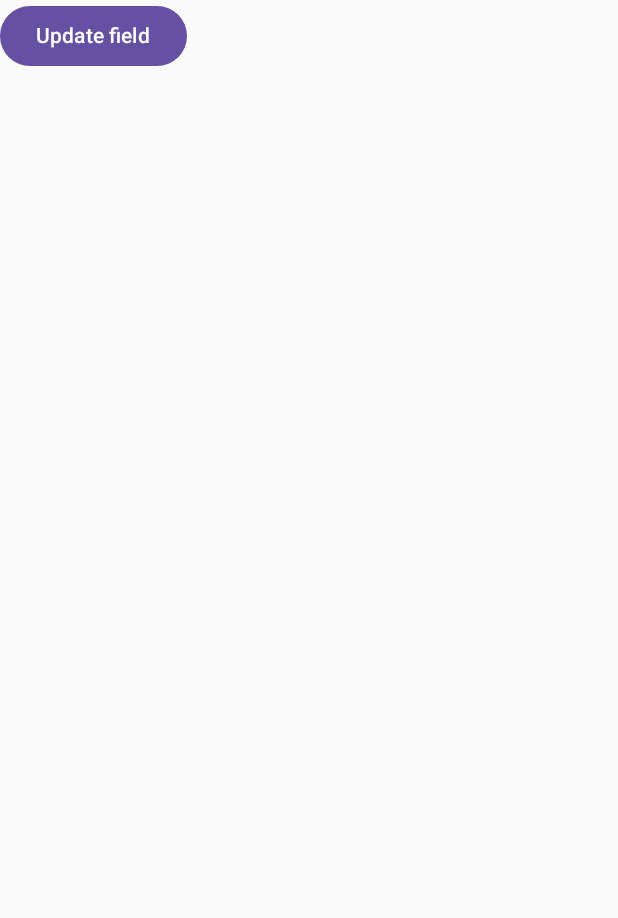
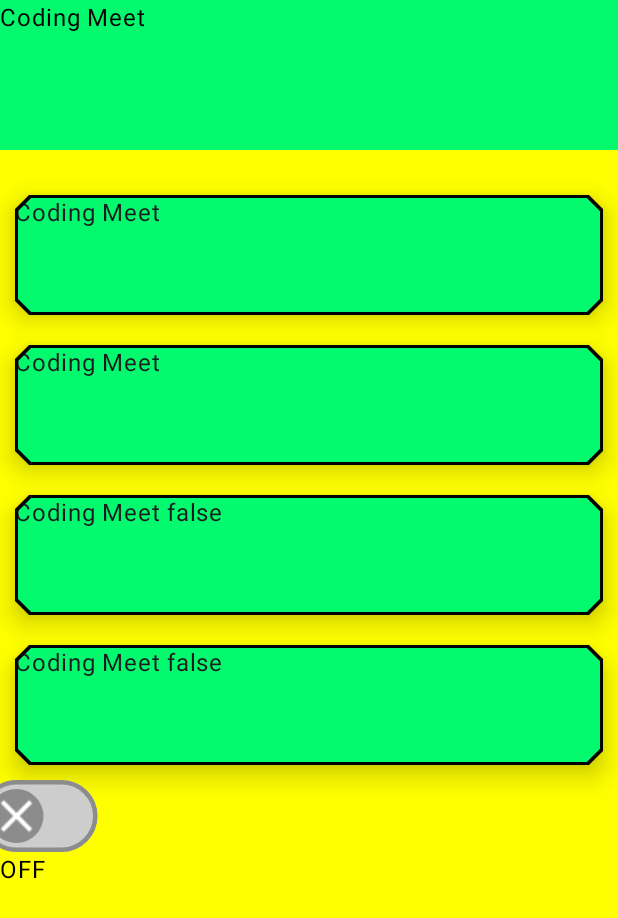
Before and after one commit to Coding-Meet/JetpackComposeSeries, an Android app built with Jetpack Compose: the screen it shows after launch (MainActivity), on a phone screen of 412 x 824 dp. Shown: the top 918 px of the screen. Run offline under Robolectric (Android 15) with nearby library versions, the phone set to English and light mode, and no system bars.

Commit message:
theme and surface

```diff
--- a/app/src/main/java/com/coding/meet/jetpackcomposeseries/MainActivity.kt
+++ b/app/src/main/java/com/coding/meet/jetpackcomposeseries/MainActivity.kt
@@ -3,19 +3,35 @@ package com.coding.meet.jetpackcomposeseries
 import android.os.Bundle
 import androidx.activity.ComponentActivity
 import androidx.activity.compose.setContent
+import androidx.compose.foundation.background
 import androidx.compose.foundation.layout.Column
-import androidx.compose.foundation.layout.Row
 import androidx.compose.foundation.layout.fillMaxSize
+import androidx.compose.material.icons.Icons
+import androidx.compose.material.icons.filled.Check
+import androidx.compose.material.icons.filled.Close
+import androidx.compose.material3.Icon
+import androidx.compose.material3.Switch
+import androidx.compose.material3.SwitchDefaults
+import androidx.compose.material3.Text
+import androidx.compose.runtime.getValue
+import androidx.compose.runtime.mutableStateOf
+import androidx.compose.runtime.*
 import androidx.compose.ui.Modifier
-import com.coding.meet.jetpackcomposeseries.components.*
+import androidx.compose.ui.draw.scale
+import androidx.compose.ui.graphics.Color
+import com.coding.meet.jetpackcomposeseries.components.SurfaceScreen
 import com.coding.meet.jetpackcomposeseries.ui.theme.JetpackComposeSeriesTheme
+import com.coding.meet.jetpackcomposeseries.ui.theme.*
 
 
 class MainActivity : ComponentActivity() {
     override fun onCreate(savedInstanceState: Bundle?) {
         super.onCreate(savedInstanceState)
         setContent {
-            JetpackComposeSeriesTheme {
+            var darkTheme by remember {
+                mutableStateOf(false)
+            }
+            JetpackComposeSeriesTheme(darkTheme) {
 //                var count by rememberSaveable {
 //                    mutableStateOf(0)
 //                }
@@ -34,7 +50,34 @@ class MainActivity : ComponentActivity() {
 //                    DecScreen(mainViewModel)
 //                }
 
-                CustomSaverExample()
+                Column(modifier = Modifier.fillMaxSize().background(
+                    if (darkTheme) { Color.Black } else { Color.Yellow}
+                )) {
+
+                    SurfaceScreen()
+                    Switch(
+                        modifier = Modifier.scale(1.5f),
+                        checked = darkTheme, onCheckedChange = {
+                            darkTheme = it
+                        },
+                        thumbContent = {
+                            Icon(
+                                imageVector = if (darkTheme) Icons.Filled.Check else Icons.Filled.Close,
+                                tint = if (darkTheme) greenColor else Color.White,
+                                contentDescription = ""
+                            )
+                        },
+                        colors = SwitchDefaults.colors(
+                            checkedThumbColor = checkedThumbColor,
+                            checkedTrackColor = checkedTrackColor,
+                            uncheckedThumbColor = uncheckedThumbColor,
+                            uncheckedTrackColor = uncheckedTrackColor,
+                            uncheckedBorderColor = uncheckedThumbColor
+                        )
+                    )
+                    Text(text = if (darkTheme) "On" else "OFF")
+
+                }
             }
         }
     }
--- /dev/null
+++ b/app/src/main/java/com/coding/meet/jetpackcomposeseries/components/SurfaceScreen.kt
@@ -0,0 +1,108 @@
+package com.coding.meet.jetpackcomposeseries.components
+
+import androidx.compose.foundation.BorderStroke
+import androidx.compose.foundation.background
+import androidx.compose.foundation.layout.Box
+import androidx.compose.foundation.layout.Spacer
+import androidx.compose.foundation.layout.fillMaxWidth
+import androidx.compose.foundation.layout.height
+import androidx.compose.foundation.layout.padding
+import androidx.compose.foundation.shape.CutCornerShape
+import androidx.compose.material3.ExperimentalMaterial3Api
+import androidx.compose.material3.MaterialTheme
+import androidx.compose.material3.Surface
+import androidx.compose.material3.Text
+import androidx.compose.runtime.Composable
+import androidx.compose.runtime.*
+import androidx.compose.runtime.remember
+import androidx.compose.ui.Modifier
+import androidx.compose.ui.graphics.Color
+import androidx.compose.ui.unit.dp
+
+/**
+ * @author Coding Meet
+ * Created 22-12-2023 at 04:18 pm
+ */
+
+
+@OptIn(ExperimentalMaterial3Api::class)
+@Composable
+fun SurfaceScreen() {
+    var isSelected by remember {
+        mutableStateOf(false)
+    }
+    var isChecked by remember {
+        mutableStateOf(false)
+    }
+    Box(
+        modifier = Modifier
+            .fillMaxWidth()
+            .height(100.dp)
+            .background(MaterialTheme.colorScheme.background)
+    ) {
+        Text(text = "Coding Meet")
+    }
+    Spacer(modifier = Modifier.padding(10.dp))
+    Surface(
+        modifier = Modifier
+            .fillMaxWidth()
+            .height(100.dp)
+            .padding(10.dp),
+        shape = CutCornerShape(10.dp),
+        border = BorderStroke(2.dp, Color.Black),
+        shadowElevation = 10.dp,
+        color = MaterialTheme.colorScheme.background,
+    ) {
+        Text(text = "Coding Meet")
+    }
+
+    Surface(
+        modifier = Modifier
+            .fillMaxWidth()
+            .height(100.dp)
+            .padding(10.dp),
+        shape = CutCornerShape(10.dp),
+        border = BorderStroke(2.dp, Color.Black),
+        shadowElevation = 10.dp,
+        color = MaterialTheme.colorScheme.background,
+        onClick = {
+
+        }
+    ) {
+        Text(text = "Coding Meet")
+    }
+    Surface(
+        selected = isSelected,
+        modifier = Modifier
+            .fillMaxWidth()
+            .height(100.dp)
+            .padding(10.dp),
+        shape = CutCornerShape(10.dp),
+        border = BorderStroke(2.dp, Color.Black),
+        shadowElevation = 10.dp,
+        color = MaterialTheme.colorScheme.background,
+        onClick = {
+            isSelected = !isSelected
+        }
+    ) {
+        Text(text = "Coding Meet $isSelected")
+    }
+
+    Surface(
+        checked = isChecked,
+        modifier = Modifier
+            .fillMaxWidth()
+            .height(100.dp)
+            .padding(10.dp),
+        shape = CutCornerShape(10.dp),
+        border = BorderStroke(2.dp, Color.Black),
+        shadowElevation = 10.dp,
+        color = MaterialTheme.colorScheme.background,
+       onCheckedChange = {
+           isChecked = it
+       }
+    ) {
+        Text(text = "Coding Meet $isChecked")
+    }
+
+}
--- a/app/src/main/java/com/coding/meet/jetpackcomposeseries/ui/theme/Color.kt
+++ b/app/src/main/java/com/coding/meet/jetpackcomposeseries/ui/theme/Color.kt
@@ -6,11 +6,12 @@ val Purple80 = Color(0xFFD0BCFF)
 val PurpleGrey80 = Color(0xFFCCC2DC)
 val Pink80 = Color(0xFFEFB8C8)
 
-val Purple40 = Color(0xFF6650a4)
+val Purple40 = Color(0xFF160546)
 val PurpleGrey40 = Color(0xFF625b71)
 val Pink40 = Color(0xFF7D5260)
 
 val greenColor = Color(0xFF03FA6E)
+val blueColor = Color(0xFF283593)
 
 val uncheckedThumbColor = Color(0xFF8c8c8c)
 val checkedThumbColor = Color(0xFFFFFFFF)
--- a/app/src/main/java/com/coding/meet/jetpackcomposeseries/ui/theme/Theme.kt
+++ b/app/src/main/java/com/coding/meet/jetpackcomposeseries/ui/theme/Theme.kt
@@ -18,14 +18,15 @@ import androidx.core.view.WindowCompat
 private val DarkColorScheme = darkColorScheme(
     primary = Purple80,
     secondary = PurpleGrey80,
-    tertiary = Pink80
+    tertiary = Pink80,
+    background = blueColor
 )
 
 private val LightColorScheme = lightColorScheme(
     primary = Purple40,
     secondary = PurpleGrey40,
-    tertiary = Pink40
-
+    tertiary = Pink40,
+    background = greenColor
     /* Other default colors to override
     background = Color(0xFFFFFBFE),
     surface = Color(0xFFFFFBFE),
@@ -39,10 +40,10 @@ private val LightColorScheme = lightColorScheme(
 
 @Composable
 fun JetpackComposeSeriesTheme(
-    darkTheme: Boolean = false,
+    darkTheme: Boolean = isSystemInDarkTheme(),
     // Dynamic color is available on Android 12+
     dynamicColor: Boolean = false,
-    content: @Composable () -> Unit
+    content: @Composable () -> Unit,
 ) {
     val colorScheme = when {
         dynamicColor && Build.VERSION.SDK_INT >= Build.VERSION_CODES.S -> {
```
